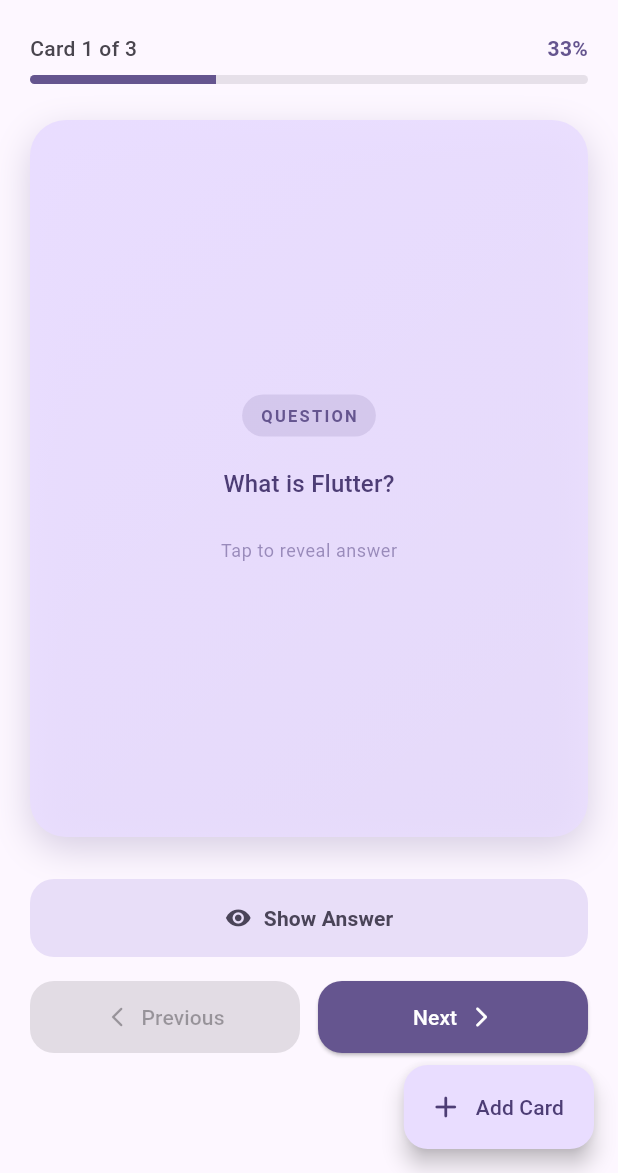
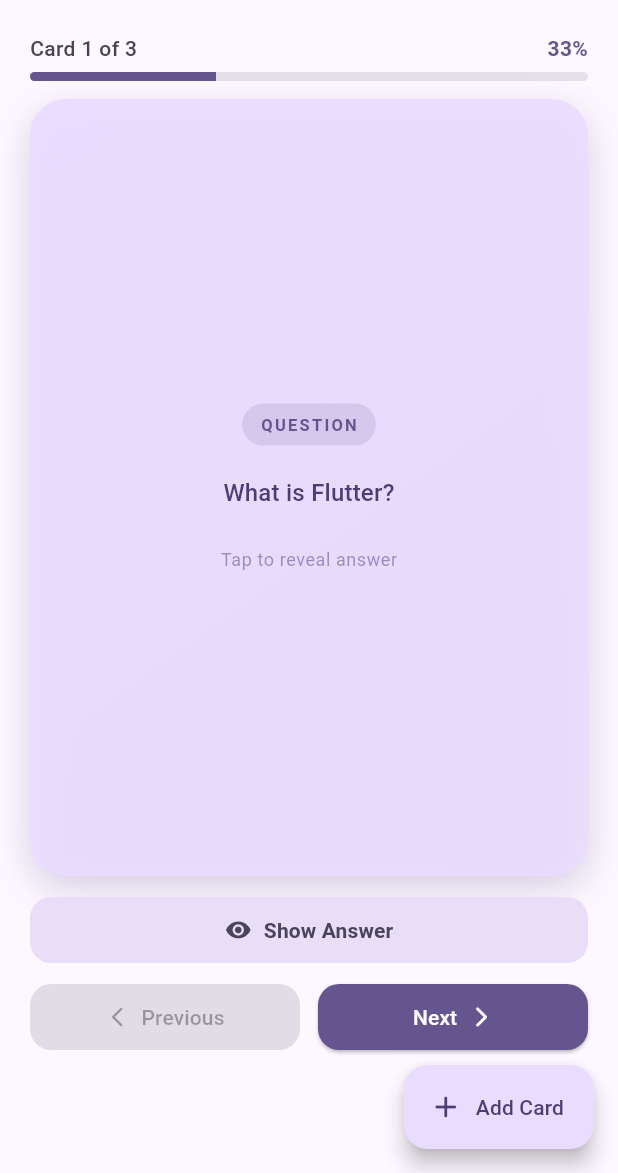
Before and after one commit to kholod27112003-afk/codealpha_flashcard_quiz_app, a Flutter app: the screen it shows after launch, on a phone screen of 412 x 824 dp, the part 63-1236 px from its top. Run offline on Flutter 3.47's test engine with Material 3 defaults, Android fonts, the phone set to English and light mode, and no system bars; our stand-ins replace dartz, equatable, flutter_bloc, get_it, shared_preferences.

Commit message:
edit flash card page

```diff
--- a/lib/presentation/pages/flashcard_page.dart
+++ b/lib/presentation/pages/flashcard_page.dart
@@ -30,9 +30,7 @@
             return const Center(child: CircularProgressIndicator());
           }
           if (state is FlashcardLoaded) {
-            if (state.flashcards.isEmpty) {
-              return _buildEmptyState(context);
-            }
+            if (state.flashcards.isEmpty) return _buildEmptyState(context);
             return _buildContent(context, state);
           }
           return const SizedBox.shrink();
@@ -53,11 +51,7 @@
       elevation: 0,
       title: Row(
         children: [
-          Icon(
-            Icons.style_rounded,
-            color: theme.colorScheme.primary,
-            size: 28,
-          ),
+          Icon(Icons.style_rounded, color: theme.colorScheme.primary, size: 28),
           const SizedBox(width: 10),
           Text(
             'FlashCards',
@@ -82,11 +76,9 @@
                   onPressed: () => _showForm(context, state.currentCard),
                 ),
                 IconButton(
-                  icon: Icon(Icons.delete_rounded,
-                      color: theme.colorScheme.error),
+                  icon: Icon(Icons.delete_rounded, color: theme.colorScheme.error),
                   tooltip: 'Delete card',
-                  onPressed: () =>
-                      _confirmDelete(context, state.currentCard!.id),
+                  onPressed: () => _confirmDelete(context, state.currentCard!.id),
                 ),
                 const SizedBox(width: 8),
               ],
@@ -98,8 +90,7 @@
   }
 
   Widget _buildContent(BuildContext context, FlashcardLoaded state) {
-    final theme = Theme.of(context);
-    final colorScheme = theme.colorScheme;
+    final colorScheme = Theme.of(context).colorScheme;
 
     return SafeArea(
       child: Padding(
@@ -107,16 +98,14 @@
         child: Column(
           children: [
             const SizedBox(height: 8),
-            // Progress indicator
             _buildProgressBar(context, state),
-            const SizedBox(height: 24),
+            const SizedBox(height: 12),
 
             // Flashcard
             Expanded(
               child: AnimatedSwitcher(
                 duration: const Duration(milliseconds: 300),
-                transitionBuilder: (child, animation) {
-                  return FadeTransition(
+                transitionBuilder: (child, animation) => FadeTransition(
                   opacity: animation,
                   child: SlideTransition(
                     position: Tween<Offset>(
@@ -125,69 +114,53 @@
                     ).animate(animation),
                     child: child,
                   ),
-                  );
-                },
+                ),
                 child: FlashcardWidget(
                   key: ValueKey(state.currentCard!.id),
                   flashcard: state.currentCard!,
                   isAnswerVisible: state.isAnswerVisible,
-                  onToggleAnswer: () =>
-                      context.read<FlashcardBloc>().add(const ToggleAnswerEvent()),
+                  onToggleAnswer: () => context
+                      .read<FlashcardBloc>()
+                      .add(const ToggleAnswerEvent()),
                 ),
               ),
             ),
-            const SizedBox(height: 28),
+            const SizedBox(height: 12),
 
-            // Show Answer button
-            if (!state.isAnswerVisible)
+            // Show / Hide Answer
             SizedBox(
               width: double.infinity,
-                child: FilledButton.tonal(
-                  onPressed: () =>
-                      context.read<FlashcardBloc>().add(const ToggleAnswerEvent()),
-                  style: FilledButton.styleFrom(
-                    padding: const EdgeInsets.symmetric(vertical: 16),
+              child: state.isAnswerVisible
+                  ? OutlinedButton.icon(
+                onPressed: () => context
+                    .read<FlashcardBloc>()
+                    .add(const ToggleAnswerEvent()),
+                icon: const Icon(Icons.visibility_off_rounded, size: 18),
+                label: const Text('Hide Answer',
+                    style: TextStyle(fontWeight: FontWeight.w600)),
+                style: OutlinedButton.styleFrom(
+                  padding: const EdgeInsets.symmetric(vertical: 12),
                   shape: RoundedRectangleBorder(
-                      borderRadius: BorderRadius.circular(16),
-                    ),
-                  ),
-                  child: const Row(
-                    mainAxisAlignment: MainAxisAlignment.center,
-                    children: [
-                      Icon(Icons.visibility_rounded),
-                      SizedBox(width: 8),
-                      Text('Show Answer',
-                          style: TextStyle(fontWeight: FontWeight.w600)),
-                    ],
-                  ),
+                      borderRadius: BorderRadius.circular(14)),
                 ),
               )
-            else
-              SizedBox(
-                width: double.infinity,
-                child: OutlinedButton(
-                  onPressed: () =>
-                      context.read<FlashcardBloc>().add(const ToggleAnswerEvent()),
-                  style: OutlinedButton.styleFrom(
-                    padding: const EdgeInsets.symmetric(vertical: 16),
+                  : FilledButton.tonalIcon(
+                onPressed: () => context
+                    .read<FlashcardBloc>()
+                    .add(const ToggleAnswerEvent()),
+                icon: const Icon(Icons.visibility_rounded, size: 18),
+                label: const Text('Show Answer',
+                    style: TextStyle(fontWeight: FontWeight.w600)),
+                style: FilledButton.styleFrom(
+                  padding: const EdgeInsets.symmetric(vertical: 12),
                   shape: RoundedRectangleBorder(
-                      borderRadius: BorderRadius.circular(16),
-                    ),
-                  ),
-                  child: const Row(
-                    mainAxisAlignment: MainAxisAlignment.center,
-                    children: [
-                      Icon(Icons.visibility_off_rounded),
-                      SizedBox(width: 8),
-                      Text('Hide Answer',
-                          style: TextStyle(fontWeight: FontWeight.w600)),
-                    ],
+                      borderRadius: BorderRadius.circular(14)),
                 ),
               ),
             ),
-            const SizedBox(height: 16),
+            const SizedBox(height: 10),
 
-            // Navigation buttons
+            // Navigation
             Row(
               children: [
                 Expanded(
@@ -200,10 +173,9 @@
                     icon: const Icon(Icons.arrow_back_ios_rounded, size: 16),
                     label: const Text('Previous'),
                     style: ElevatedButton.styleFrom(
-                      padding: const EdgeInsets.symmetric(vertical: 14),
+                      padding: const EdgeInsets.symmetric(vertical: 12),
                       shape: RoundedRectangleBorder(
-                        borderRadius: BorderRadius.circular(16),
-                      ),
+                          borderRadius: BorderRadius.circular(14)),
                     ),
                   ),
                 ),
@@ -219,12 +191,11 @@
                     label: const Text('Next'),
                     iconAlignment: IconAlignment.end,
                     style: ElevatedButton.styleFrom(
-                      padding: const EdgeInsets.symmetric(vertical: 14),
+                      padding: const EdgeInsets.symmetric(vertical: 12),
                       backgroundColor: colorScheme.primary,
                       foregroundColor: colorScheme.onPrimary,
                       shape: RoundedRectangleBorder(
-                        borderRadius: BorderRadius.circular(16),
-                      ),
+                          borderRadius: BorderRadius.circular(14)),
                     ),
                   ),
                 ),
@@ -240,8 +211,7 @@
   Widget _buildProgressBar(BuildContext context, FlashcardLoaded state) {
     final theme = Theme.of(context);
     final colorScheme = theme.colorScheme;
-    final progress =
-        (state.currentIndex + 1) / state.flashcards.length;
+    final progress = (state.currentIndex + 1) / state.flashcards.length;
 
     return Column(
       children: [
@@ -264,7 +234,7 @@
             ),
           ],
         ),
-        const SizedBox(height: 8),
+        const SizedBox(height: 6),
         ClipRRect(
           borderRadius: BorderRadius.circular(8),
           child: LinearProgressIndicator(
@@ -293,25 +263,18 @@
                 color: colorScheme.primaryContainer.withOpacity(0.3),
                 shape: BoxShape.circle,
               ),
-              child: Icon(
-                Icons.style_outlined,
-                size: 64,
-                color: colorScheme.primary.withOpacity(0.6),
-              ),
+              child: Icon(Icons.style_outlined,
+                  size: 64, color: colorScheme.primary.withOpacity(0.6)),
             ),
             const SizedBox(height: 24),
-            Text(
-              'No flashcards yet',
-              style: theme.textTheme.headlineSmall?.copyWith(
-                fontWeight: FontWeight.bold,
-              ),
-            ),
+            Text('No flashcards yet',
+                style: theme.textTheme.headlineSmall
+                    ?.copyWith(fontWeight: FontWeight.bold)),
             const SizedBox(height: 8),
             Text(
               'Tap "Add Card" to create your first flashcard and start studying.',
-              style: theme.textTheme.bodyMedium?.copyWith(
-                color: colorScheme.onSurfaceVariant,
-              ),
+              style: theme.textTheme.bodyMedium
+                  ?.copyWith(color: colorScheme.onSurfaceVariant),
               textAlign: TextAlign.center,
             ),
             const SizedBox(height: 32),
@@ -342,8 +305,7 @@
       builder: (ctx) => AlertDialog(
         shape: RoundedRectangleBorder(borderRadius: BorderRadius.circular(20)),
         title: const Text('Delete Card'),
-        content:
-            const Text('Are you sure you want to delete this flashcard?'),
+        content: const Text('Are you sure you want to delete this flashcard?'),
         actions: [
           TextButton(
             onPressed: () => Navigator.pop(ctx),
@@ -355,8 +317,7 @@
               Navigator.pop(ctx);
             },
             style: FilledButton.styleFrom(
-              backgroundColor: Theme.of(context).colorScheme.error,
-            ),
+                backgroundColor: Theme.of(context).colorScheme.error),
             child: const Text('Delete'),
           ),
         ],
--- a/lib/presentation/widgets/flashcard_form_dialog.dart
+++ b/lib/presentation/widgets/flashcard_form_dialog.dart
@@ -23,10 +23,8 @@
   @override
   void initState() {
     super.initState();
-    _questionCtrl =
-        TextEditingController(text: widget.flashcard?.question ?? '');
-    _answerCtrl =
-        TextEditingController(text: widget.flashcard?.answer ?? '');
+    _questionCtrl = TextEditingController(text: widget.flashcard?.question ?? '');
+    _answerCtrl = TextEditingController(text: widget.flashcard?.answer ?? '');
   }
 
   @override
@@ -60,9 +58,16 @@
   Widget build(BuildContext context) {
     final theme = Theme.of(context);
     final colorScheme = theme.colorScheme;
+    final keyboardHeight = MediaQuery.of(context).viewInsets.bottom;
+    final screenHeight = MediaQuery.of(context).size.height;
 
     return Dialog(
       shape: RoundedRectangleBorder(borderRadius: BorderRadius.circular(20)),
+      insetPadding: const EdgeInsets.symmetric(horizontal: 20, vertical: 24),
+      child: ConstrainedBox(
+        constraints: BoxConstraints(maxHeight: screenHeight * 0.85),
+        child: SingleChildScrollView(
+          padding: EdgeInsets.only(bottom: keyboardHeight),
           child: Padding(
             padding: const EdgeInsets.all(24),
             child: Form(
@@ -82,6 +87,7 @@
                   TextFormField(
                     controller: _questionCtrl,
                     maxLines: 3,
+                    textInputAction: TextInputAction.next,
                     decoration: InputDecoration(
                       labelText: 'Question',
                       hintText: 'Enter your question...',
@@ -98,6 +104,8 @@
                   TextFormField(
                     controller: _answerCtrl,
                     maxLines: 4,
+                    textInputAction: TextInputAction.done,
+                    onFieldSubmitted: (_) => _submit(),
                     decoration: InputDecoration(
                       labelText: 'Answer',
                       hintText: 'Enter the answer...',
@@ -144,6 +152,8 @@
               ),
             ),
           ),
+        ),
+      ),
     );
   }
 }
```
Lines whose indentation alone changed are shown as unchanged.
